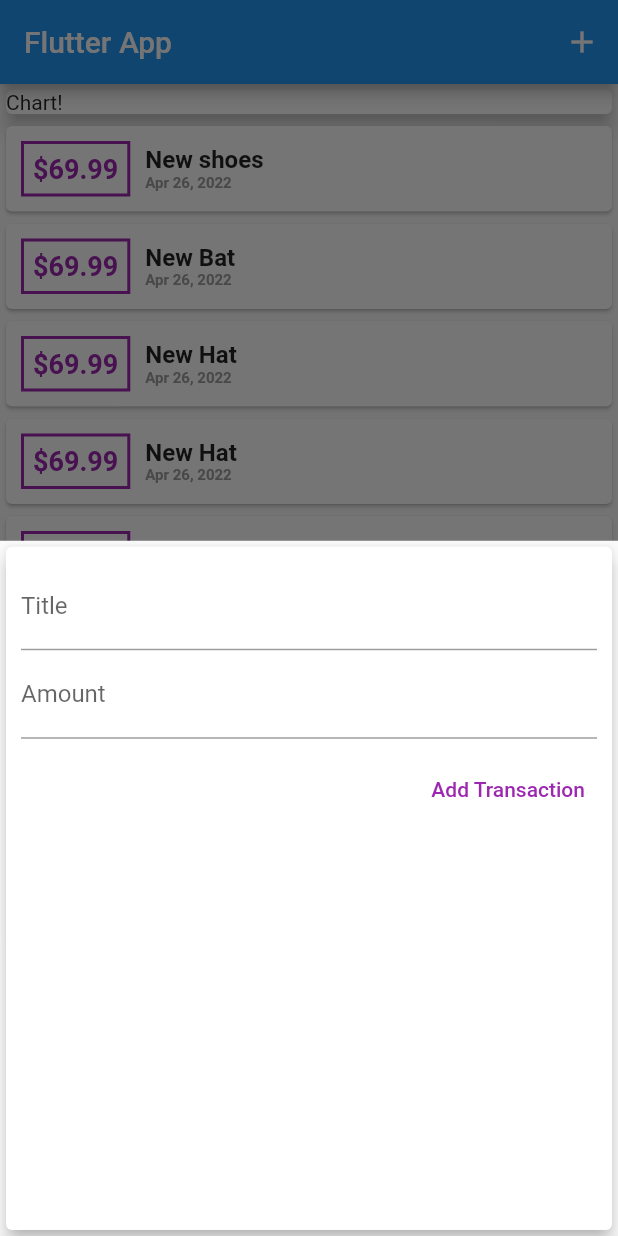
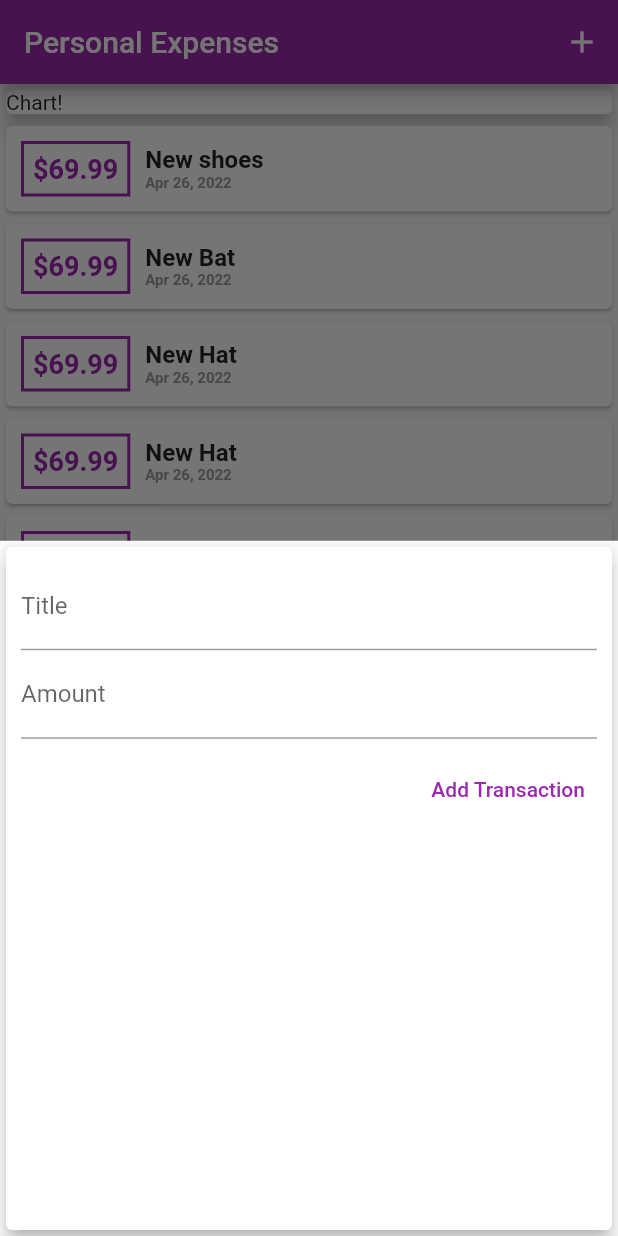
Before and after one commit to Hussain-7/Flutter_personal_expense_app, a Flutter app: the screen it shows after launch, after a tap on the "add" icon, on a phone screen of 412 x 824 dp. Run offline on Flutter 3.47's test engine with Material 2 defaults, Android fonts, the phone set to English and light mode, and no system bars.

Commit message:
theming sestup for app

```diff
--- a/lib/main.dart
+++ b/lib/main.dart
@@ -14,7 +14,7 @@ class MyApp extends StatelessWidget {
   @override
   Widget build(BuildContext context) {
     return MaterialApp(
-      title: 'Flutter Demo',
+      title: 'Personal Expenses',
       theme: ThemeData(
           // This is the theme of your application.
           //
@@ -25,8 +25,9 @@ class MyApp extends StatelessWidget {
           // or simply save your changes to "hot reload" in a Flutter IDE).
           // Notice that the counter didn't reset back to zero; the application
           // is not restarted.
-        primarySwatch: Colors.blue,
-      ),
+
+          primarySwatch: Colors.purple,
+          accentColor: Colors.amber),
       debugShowCheckedModeBanner: false,
       home: MyHomePage(),
     );
@@ -81,7 +82,7 @@ class _MyHomePageState extends State<MyHomePage> {
   Widget build(BuildContext context) {
     return Scaffold(
       appBar: AppBar(
-        title: const Text('Flutter App'),
+        title: const Text('Personal Expenses'),
         actions: <Widget>[
           IconButton(
             icon: Icon(Icons.add),
--- a/lib/widgets/new_transaction.dart
+++ b/lib/widgets/new_transaction.dart
@@ -54,7 +54,7 @@ class _NewTransactionState extends State<NewTransaction> {
                   padding: const EdgeInsets.only(top: 10),
                   child: TextButton(
                     style: TextButton.styleFrom(
-                      primary: Colors.purple,
+                      primary: Theme.of(context).primaryColor,
                     ),
                     child: const Text("Add Transaction"),
                     onPressed: submitData,
--- a/lib/widgets/transaction_list.dart
+++ b/lib/widgets/transaction_list.dart
@@ -20,15 +20,16 @@ class TransactionList extends StatelessWidget {
                     padding: const EdgeInsets.all(6),
                     decoration: BoxDecoration(
                         border: Border.all(
-                            color: Colors.purple,
+                            color: Theme.of(context).primaryColor,
                             width: 2,
                             style: BorderStyle.solid)),
                     child: Text(
                         "\$${transactions[index].amount.toStringAsFixed(2)}",
-                        style: const TextStyle(
-                            fontWeight: FontWeight.bold,
-                            fontSize: 18,
-                            color: Colors.purple))),
+                        style: TextStyle(
+                          fontWeight: FontWeight.bold,
+                          fontSize: 18,
+                          color: Theme.of(context).primaryColor,
+                        ))),
                 Column(
                   crossAxisAlignment: CrossAxisAlignment.start,
                   children: <Widget>[
```
Lines whose indentation alone changed are shown as unchanged.
